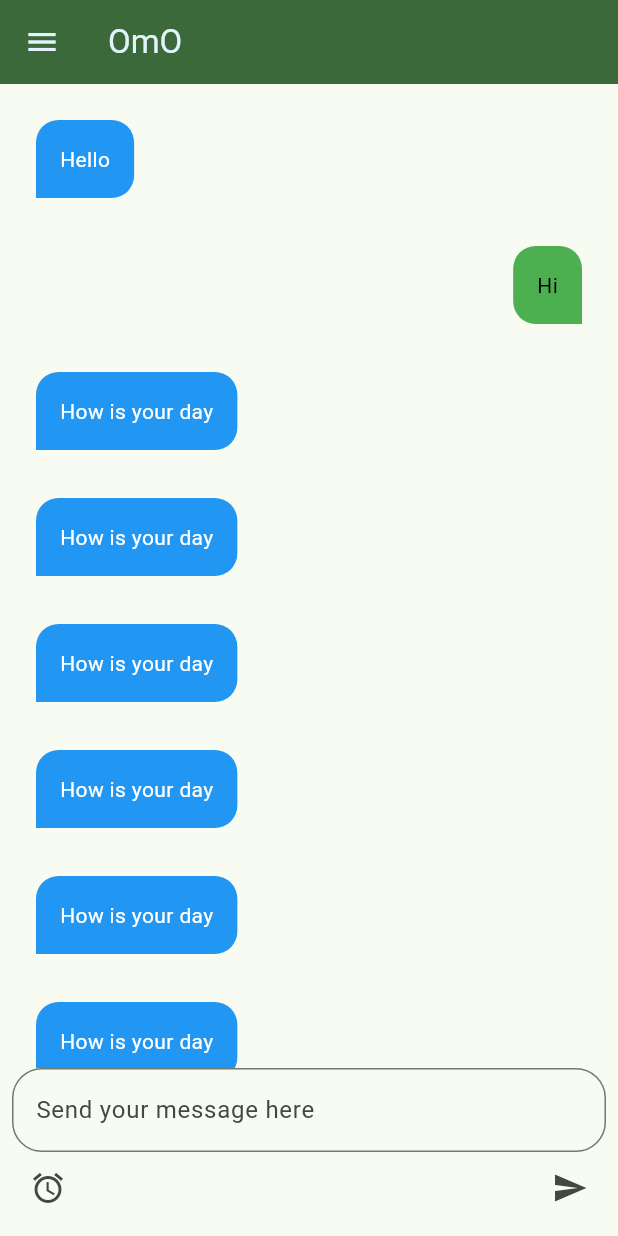
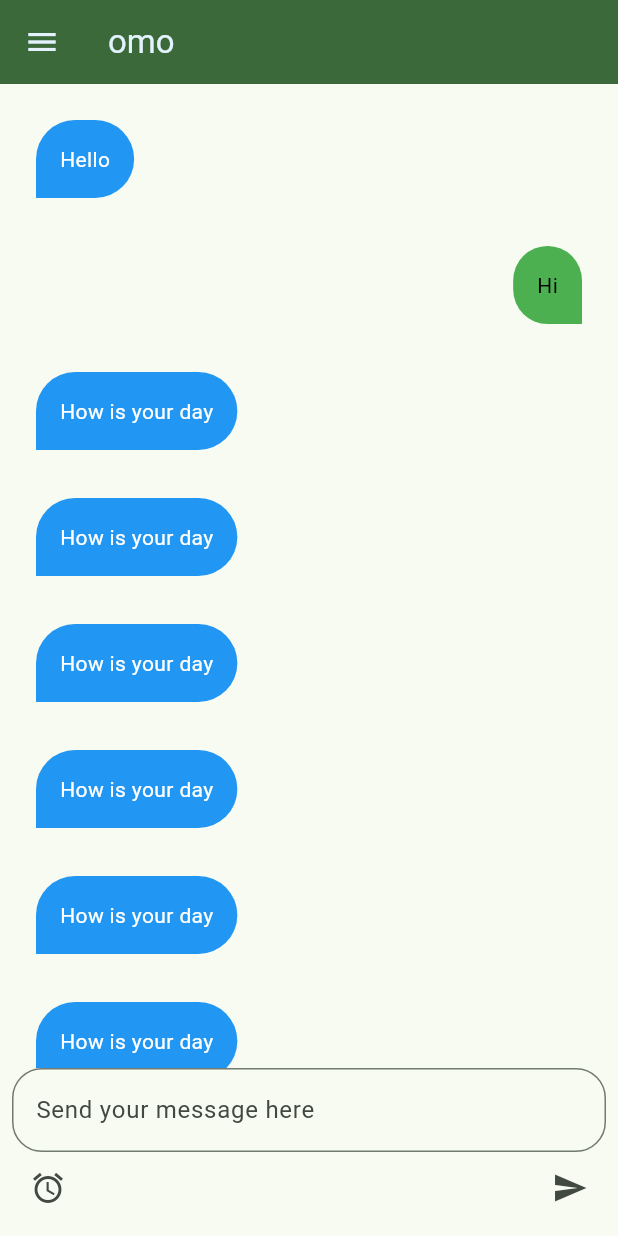
Before and after one commit to epicseven-cup/omo, a Flutter app: the screen it shows after launch, on a phone screen of 412 x 824 dp. Run offline on Flutter 3.47's test engine with Material 3 defaults, Android fonts, the phone set to English and light mode, and no system bars.

Commit message:
update chat and router

```diff
--- a/omo_client/lib/common/screens/home_screen.dart
+++ b/omo_client/lib/common/screens/home_screen.dart
@@ -9,12 +9,30 @@ class HomeScreen extends StatefulWidget {
   const HomeScreen({super.key, required this.title});
 
   final String title;
-
+  // This data will be fetch via websocket
+  static const List<String> chats = [
+    "Group Chat #1",
+    "Group Chat #2",
+    "Group Chat #3",
+    "Group Chat #4",
+    "Group Chat #5",
+    "Group Chat #6",
+    "Group Chat #7",
+    "Group Chat #8",
+    "Group Chat #9",
+    "Group Chat #10",
+    "Group Chat #11",
+    "Group Chat #12",
+    "Group Chat #13",
+    "Group Chat #14",
+    "Group Chat #15",
+  ];
   @override
   State<HomeScreen> createState() => _HomeScreenState();
 }
 
 class _HomeScreenState extends State<HomeScreen> {
+
   @override
   Widget build(BuildContext context) {
     return NavigationMenu(
@@ -64,7 +82,7 @@ class _HomeScreenState extends State<HomeScreen> {
             ),
           ),
       duration: Duration(milliseconds: 500),
-      title: "OmO",
+      title: widget.title,
       menuItems: [
             ElevatedButton(
               style: ElevatedButton.styleFrom(
@@ -102,7 +120,10 @@ class _HomeScreenState extends State<HomeScreen> {
 
         Divider(),
 
-        ListView.builder(itemBuilder: (context, index){
+        Flexible(child:
+        ListView.builder(
+          itemCount: HomeScreen.chats.length,
+            itemBuilder: (context, index){
           return ElevatedButton(
             style: ElevatedButton.styleFrom(
               shape: RoundedRectangleBorder(
@@ -116,10 +137,19 @@ class _HomeScreenState extends State<HomeScreen> {
             },
             child: NavigationMenuItem(
               icon: Icon(Icons.group),
-              title: _chats[index],
+              // Idk weird access here
+              title: HomeScreen.chats[index],
             ),
           );
-        })
+        })),
+
+        Divider(),
+        Column(
+          children: [
+            NavigationMenuItem(icon: Icon(Icons.login), title: "Login"),
+            NavigationMenuItem(icon: Icon(Icons.add), title: "Signup"),
+          ],
+        )
 
       ],
     );
--- a/omo_client/lib/common/widgets/ChatDisplay.dart
+++ b/omo_client/lib/common/widgets/ChatDisplay.dart
@@ -27,12 +27,11 @@ class _ChatDisplayState extends State<ChatDisplay> {
   @override
   Widget build(BuildContext context) {
     // TODO: implement build
-    return Expanded(
-        child: ListView.builder(
+    return
+        ListView.builder(
             itemCount: messages.length,
             itemBuilder: (context, index){
             return messages[index];
-          })
-    );
+          });
   }
 }
--- a/omo_client/lib/common/widgets/ChatMessageBubble.dart
+++ b/omo_client/lib/common/widgets/ChatMessageBubble.dart
@@ -28,10 +28,10 @@ class ChatMessageBubble extends StatelessWidget {
               decoration: BoxDecoration(
                 color: backgroundColor,
                 borderRadius: BorderRadius.only(
-                  topLeft: Radius.circular(15),
-                  topRight: Radius.circular(15),
-                  bottomLeft: isSender ? Radius.circular(15) : Radius.zero,
-                  bottomRight: isSender ? Radius.zero : Radius.circular(15),
+                  topLeft: Radius.circular(40),
+                  topRight: Radius.circular(40),
+                  bottomLeft: isSender ? Radius.circular(40) : Radius.zero,
+                  bottomRight: isSender ? Radius.zero : Radius.circular(40),
                 ),
               ),
               padding: EdgeInsets.all(16.0),
--- a/omo_client/lib/main.dart
+++ b/omo_client/lib/main.dart
@@ -19,7 +19,7 @@ class MyApp extends StatelessWidget {
       theme: ThemeData(
         colorScheme: ColorScheme.fromSeed(seedColor: Colors.green),
       ),
-      home: const HomeScreen(title: 'omo client'),
+      home: const HomeScreen(title: 'omo'),
     );
   }
 }
```
Also changed, not shown: 3 other files.
